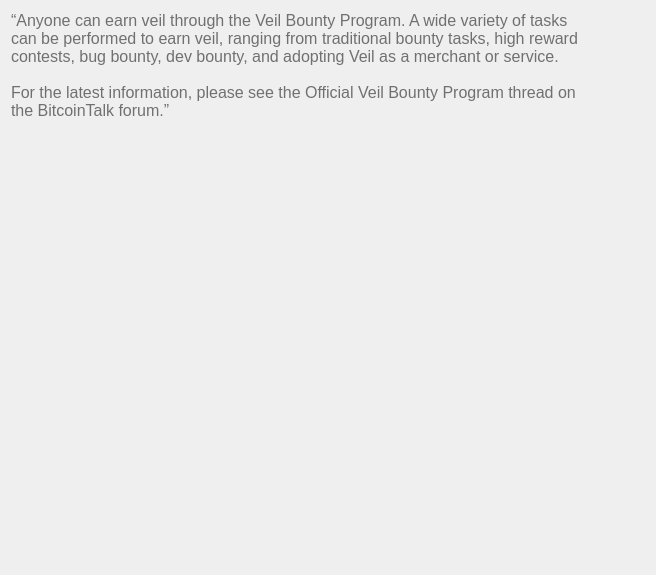
The window that src/qt/veil/forms/settingsfaq11.ui (Veil-Project/veil) describes before a commit, drawn with Qt 5.
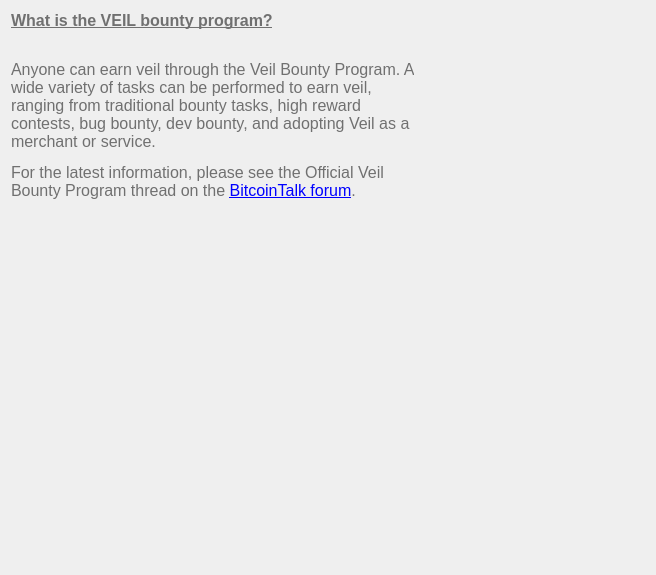
The same window after the commit.

The edit to the form file:
```diff
--- a/src/qt/veil/forms/settingsfaq11.ui
+++ b/src/qt/veil/forms/settingsfaq11.ui
@@ -33,9 +33,7 @@
       <string notr="true">font-weight:200;</string>
      </property>
      <property name="text">
-      <string>“Anyone can earn veil through the Veil Bounty Program. A wide variety of tasks can be performed to earn veil, ranging from traditional bounty tasks, high reward contests, bug bounty, dev bounty, and adopting Veil as a merchant or service.
-
-For the latest information, please see the Official Veil Bounty Program thread on the BitcoinTalk forum.”					</string>
+      <string>&lt;html&gt;&lt;head/&gt;&lt;body&gt;&lt;p&gt;&lt;span style=&quot; font-size:12pt; font-weight:600; text-decoration: underline;&quot;&gt;What is the VEIL bounty program?&lt;/span&gt;&lt;/p&gt;&lt;p&gt;&lt;span style=&quot; font-size:12pt;&quot;&gt;&lt;br/&gt;Anyone can earn veil through the Veil Bounty Program. A wide variety of tasks can be performed to earn veil, ranging from traditional bounty tasks, high reward contests, bug bounty, dev bounty, and adopting Veil as a merchant or service.&lt;/span&gt;&lt;/p&gt;&lt;p&gt;&lt;span style=&quot; font-size:12pt;&quot;&gt;For the latest information, please see the Official Veil Bounty Program thread on the &lt;/span&gt;&lt;a target=&quot;_blank&quot; href=&quot;https://bitcointalk.org/index.php?topic=5065331.0&quot;&gt;&lt;span style=&quot; text-decoration: underline; color:#0000ff;&quot;&gt;BitcoinTalk forum&lt;/span&gt;&lt;/a&gt;&lt;span style=&quot; font-size:12pt;&quot;&gt;. &lt;/span&gt;&lt;/p&gt;&lt;/body&gt;&lt;/html&gt;</string>
      </property>
      <property name="alignment">
       <set>Qt::AlignLeading|Qt::AlignLeft|Qt::AlignTop</set>
```
